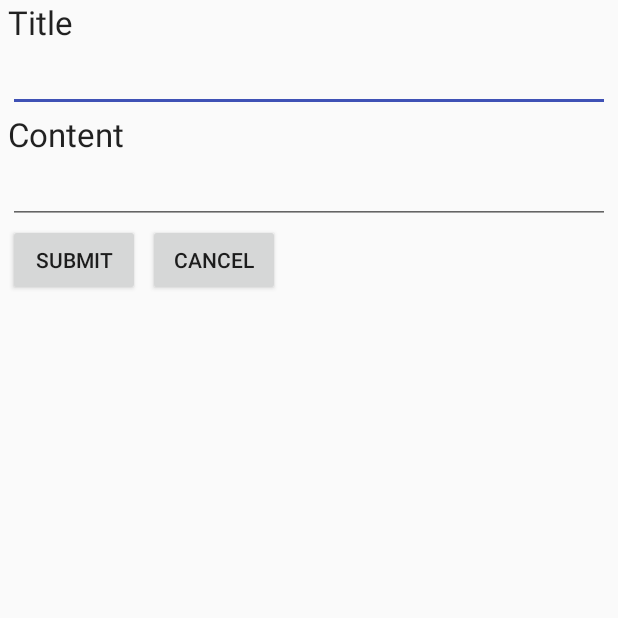
After one commit to Mohanavadivel-git/Android, an Android app: the Test screen opened directly, with no data from a screen before it, on a phone screen of 412 x 824 dp, the top half of it. The commit adds this screen. Run offline under Robolectric (Android 15) with nearby library versions, the phone set to English and light mode, and no system bars; our stand-ins replace Volley; network calls fail.

Commit message:
Added Hackathon tutorials - With Post Webservice

```diff
--- a/app/build.gradle
+++ b/app/build.gradle
@@ -26,4 +26,6 @@ dependencies {
     testImplementation 'junit:junit:4.12'
     androidTestImplementation 'com.android.support.test:runner:1.0.1'
     androidTestImplementation 'com.android.support.test.espresso:espresso-core:3.0.1'
+    implementation 'com.android.volley:volley:1.1.0'
+    implementation 'com.google.code.gson:gson:2.8.1'
 }
--- a/app/src/main/java/com/example/vmohanav/myfirstapp/HomePage.java
+++ b/app/src/main/java/com/example/vmohanav/myfirstapp/HomePage.java
@@ -16,7 +16,7 @@ public class HomePage extends AppCompatActivity {
         ImageButton myButton = (ImageButton) findViewById(R.id.patientRetrival);
     }
     public void patientRetrivalfunc(View button){
-        Intent intent = new Intent(this, RegisterActivity.class);
+        Intent intent = new Intent(this, Test.class);
         startActivity(intent);
     }
 }
--- /dev/null
+++ b/app/src/main/java/com/example/vmohanav/myfirstapp/Test.java
@@ -0,0 +1,74 @@
+package com.example.vmohanav.myfirstapp;
+
+
+import android.content.Intent;
+import android.os.Bundle;
+import android.support.v7.app.AppCompatActivity;
+import android.util.Log;
+import android.view.View;
+import android.widget.Toast;
+import com.android.volley.Request;
+import com.android.volley.RequestQueue;
+import com.android.volley.Response;
+import com.android.volley.VolleyError;
+import com.android.volley.toolbox.JsonObjectRequest;
+import com.android.volley.toolbox.StringRequest;
+import com.android.volley.toolbox.Volley;
+
+import org.json.JSONObject;
+
+import java.util.HashMap;
+import java.util.Map;
+
+
+public class Test extends AppCompatActivity {
+    String url = "https://webapp-181209061846.azurewebsites.net/blog/";
+
+
+    @Override
+    protected void onCreate(Bundle savedInstanceState) {
+        super.onCreate(savedInstanceState);
+        setContentView(R.layout.activity_test);
+
+        RequestQueue MyRequestQueue = Volley.newRequestQueue(this);
+
+    /*------------------------------------------------------------------------------------------------*/
+
+        RequestQueue requestQueue = Volley.newRequestQueue(this);
+        JsonObjectRequest objectRequest=new JsonObjectRequest(
+                Request.Method.GET,
+                url,
+                null,
+                new Response.Listener<JSONObject>() {
+                    @Override
+                    public void onResponse(JSONObject response) {
+                        Log.e("RestResponse:",response.toString());
+                        Toast toast = Toast.makeText(getApplicationContext(),
+                                "Profile updated successfully",
+                                Toast.LENGTH_SHORT);
+                        toast.show();
+                    }
+                },
+                new Response.ErrorListener() {
+                    @Override
+                    public void onErrorResponse(VolleyError error) {
+                        Log.e("ErrorResponse:",error.toString());
+                        Toast toast = Toast.makeText(getApplicationContext(),
+                                "Failed to update",
+                                Toast.LENGTH_SHORT);
+                        toast.show();
+                    }
+                }
+        );
+        requestQueue.add(objectRequest);
+    }
+       public void submitclick (View button){
+
+            Toast toast = Toast.makeText(getApplicationContext(),
+                    "Profile updated",
+                    Toast.LENGTH_SHORT);
+            toast.show();
+            Intent i = new Intent(getApplicationContext(), PostActivity.class);
+            startActivity(i);
+        }
+}
--- /dev/null
+++ b/app/src/main/res/layout/activity_test.xml
@@ -0,0 +1,78 @@
+<?xml version="1.0" encoding="utf-8"?>
+<android.support.design.widget.CoordinatorLayout xmlns:android="http://schemas.android.com/apk/res/android"
+    xmlns:app="http://schemas.android.com/apk/res-auto"
+    xmlns:tools="http://schemas.android.com/tools"
+    android:layout_width="match_parent"
+    android:layout_height="match_parent"
+    tools:context=".Test">
+    <ScrollView xmlns:android="http://schemas.android.com/apk/res/android"
+        android:id="@+id/scrollView1"
+        android:layout_width="match_parent"
+        android:layout_height="wrap_content">
+
+    <LinearLayout
+        android:id="@+id/linearLayout1"
+        android:layout_width="match_parent"
+        android:layout_height="match_parent"
+        android:orientation="vertical">
+        <TextView
+            android:id="@+id/Title"
+            android:layout_width="wrap_content"
+            android:layout_height="wrap_content"
+            android:text="Title"
+            android:layout_marginLeft="5dp"
+            android:layout_marginRight="5dp"
+            android:textAppearance="?android:attr/textAppearanceLarge" />
+
+
+        <EditText
+            android:id="@+id/TitleText"
+            android:layout_width="match_parent"
+            android:layout_height="wrap_content"
+            android:layout_marginLeft="5dp"
+            android:layout_marginRight="5dp"/>
+
+        <TextView
+            android:id="@+id/Content"
+            android:layout_width="wrap_content"
+            android:layout_height="wrap_content"
+            android:text="Content"
+            android:layout_marginLeft="5dp"
+            android:layout_marginRight="5dp"
+            android:textAppearance="?android:attr/textAppearanceLarge" />
+
+
+        <EditText
+            android:id="@+id/ContentText"
+            android:layout_width="match_parent"
+            android:layout_height="wrap_content"
+            android:layout_marginLeft="5dp"
+            android:layout_marginRight="5dp"/>
+
+        <RelativeLayout
+            android:id="@+id/relativeLayout1"
+            android:layout_width="match_parent"
+            android:layout_height="wrap_content" >
+
+            <Button
+                android:id="@+id/submit"
+                android:layout_width="wrap_content"
+                android:layout_height="wrap_content"
+                android:text="Submit"
+                android:onClick="submitclick"
+                android:layout_marginLeft="5dp"
+                android:layout_marginRight="5dp"/>
+
+
+            <Button
+                android:id="@+id/cancel"
+                android:layout_width="wrap_content"
+                android:layout_height="wrap_content"
+                android:text="Cancel"
+                android:layout_toRightOf="@id/submit"/>
+
+        </RelativeLayout>
+    </LinearLayout>
+    </ScrollView>
+
+</android.support.design.widget.CoordinatorLayout>
--- a/app/src/main/res/values/strings.xml
+++ b/app/src/main/res/values/strings.xml
@@ -34,5 +34,8 @@
         completions."
     </string>
     <string name="title_activity_login2">Sign in</string>
+    <string name="title_activity_test">Test</string>
+    <string name="title_activity_trial">Trial</string>
+    <string name="title_activity_post">PostActivity</string>
 
 </resources>
--- a/app/src/main/res/values/styles.xml
+++ b/app/src/main/res/values/styles.xml
@@ -17,4 +17,8 @@
 
     <style name="AppTheme.PopupOverlay" parent="ThemeOverlay.AppCompat.Light" />
 
+    <style name="AppTheme.NoActionBar.AppBarOverlay" parent="ThemeOverlay.AppCompat.Dark.ActionBar" />
+
+    <style name="AppTheme.NoActionBar.PopupOverlay" parent="ThemeOverlay.AppCompat.Light" />
+
 </resources>
```
Also changed, not shown: app/src/main/AndroidManifest.xml (+10 -1 lines), app/src/main/java/com/example/vmohanav/myfirstapp/PostActivity.java (added, +68 -0 lines), app/src/main/res/layout/activity_post.xml (added, +25 -0 lines), app/src/main/res/layout/content_test.xml (added, +11 -0 lines).
